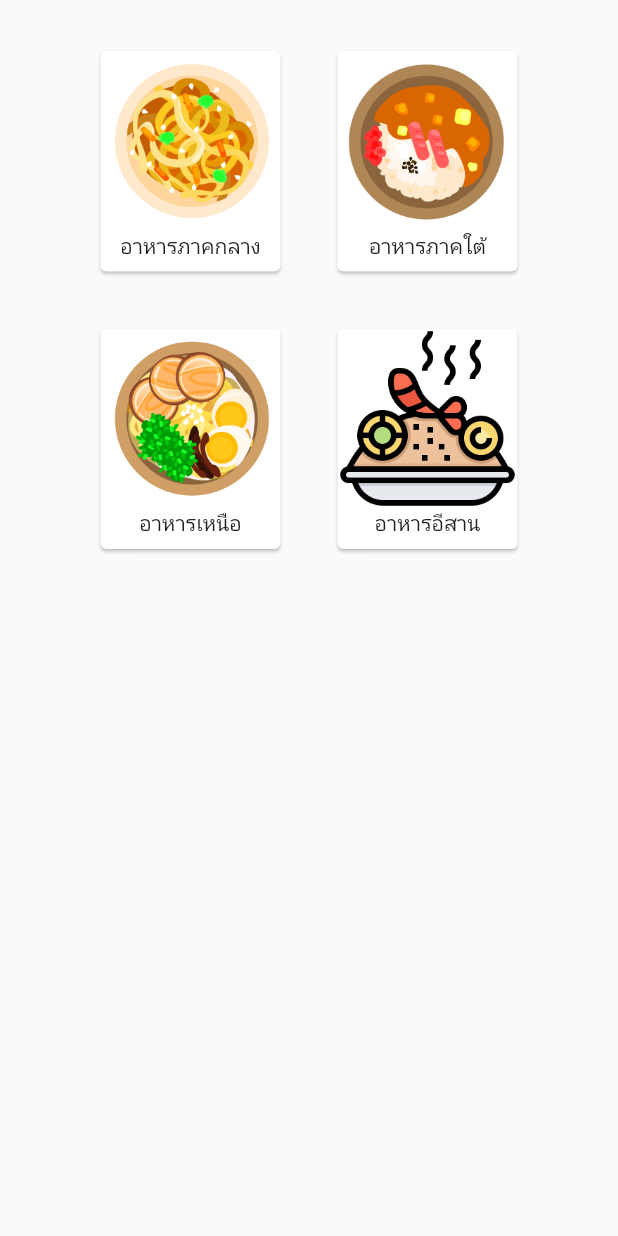
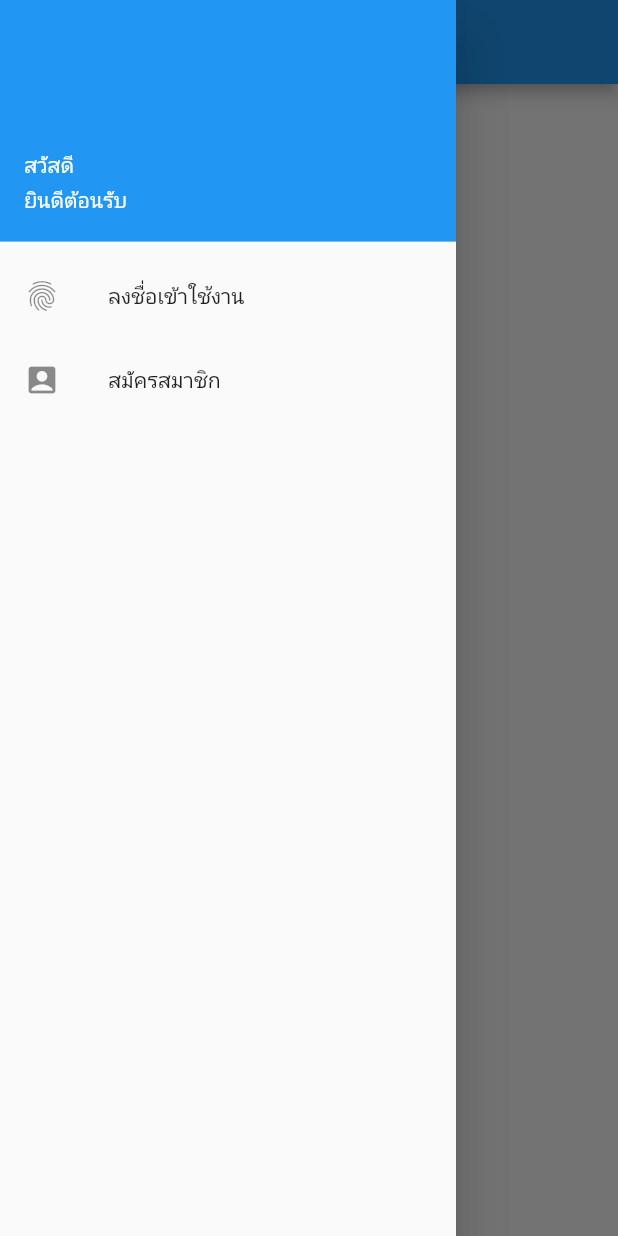
Before and after one commit to masterUNG/UngVideo_4May, a Flutter app: the screen it shows after launch, with the side drawer open (before the commit the screen has no drawer), on a phone screen of 412 x 824 dp. Run offline on Flutter 3.47's test engine with Material 2 defaults, Android fonts, the phone set to English and light mode, and no system bars; our stand-ins replace google_maps_flutter.

Commit message:
update 1May

```diff
--- a/lib/main.dart
+++ b/lib/main.dart
@@ -1,4 +1,5 @@
 import 'package:flutter/material.dart';
+import 'package:ungvideo/screens/guest.dart';
 import 'package:ungvideo/screens/home.dart';
 
 
@@ -9,7 +10,7 @@ class MyApp extends StatelessWidget {
   @override
   Widget build(BuildContext context) {
     return MaterialApp(
-      home: Home(),
+      home: Guest(),
     );
   }
 }
--- /dev/null
+++ b/lib/screens/guest.dart
@@ -0,0 +1,55 @@
+import 'package:flutter/material.dart';
+import 'package:ungvideo/screens/signin_page.dart';
+import 'package:ungvideo/screens/signup_page.dart';
+
+class Guest extends StatefulWidget {
+  @override
+  _GuestState createState() => _GuestState();
+}
+
+class _GuestState extends State<Guest> {
+  void routeToSign(Widget widget) {
+    MaterialPageRoute route = MaterialPageRoute(
+      builder: (context) => widget,
+    );
+    Navigator.push(context, route);
+  }
+
+  @override
+  Widget build(BuildContext context) {
+    return Scaffold(
+      drawer: Drawer(
+        child: Column(
+          children: <Widget>[
+            UserAccountsDrawerHeader(
+                accountName: Text('สวัสดี'),
+                accountEmail: Text('ยินดีต้อนรับ')),
+            signInMenu(),
+            signUpMenu(),
+          ],
+        ),
+      ),
+      appBar: AppBar(
+        title: Text('Guest'),
+      ),
+    );
+  }
+
+  ListTile signInMenu() => ListTile(
+        leading: Icon(Icons.fingerprint),
+        title: Text('ลงชื่อเข้าใช้งาน'),
+        onTap: () {
+          Navigator.pop(context);
+          routeToSign(SignInPage());
+        },
+      );
+
+  ListTile signUpMenu() => ListTile(
+        leading: Icon(Icons.account_box),
+        title: Text('สมัครสมาชิก'),
+        onTap: () {
+          Navigator.pop(context);
+          routeToSign(SignUpPage());
+        },
+      );
+}
--- a/pubspec.yaml
+++ b/pubspec.yaml
@@ -23,6 +23,10 @@ dependencies:
   # The following adds the Cupertino Icons font to your application.
   # Use with the CupertinoIcons class for iOS style icons.
   cupertino_icons: ^0.1.2
+  firebase_auth: ^0.16.1
+  cloud_firestore: ^0.13.6
+  firebase_storage: ^3.1.6
+  google_maps_flutter: ^0.5.28+1
 
 dev_dependencies:
   flutter_test:
```
Also changed, not shown: lib/screens/show_list_video.dart (+7 -0 lines), lib/screens/signin_page.dart (added, +16 -0 lines), lib/screens/signup_page.dart (added, +137 -0 lines), pubspec.lock, 5 other files.
